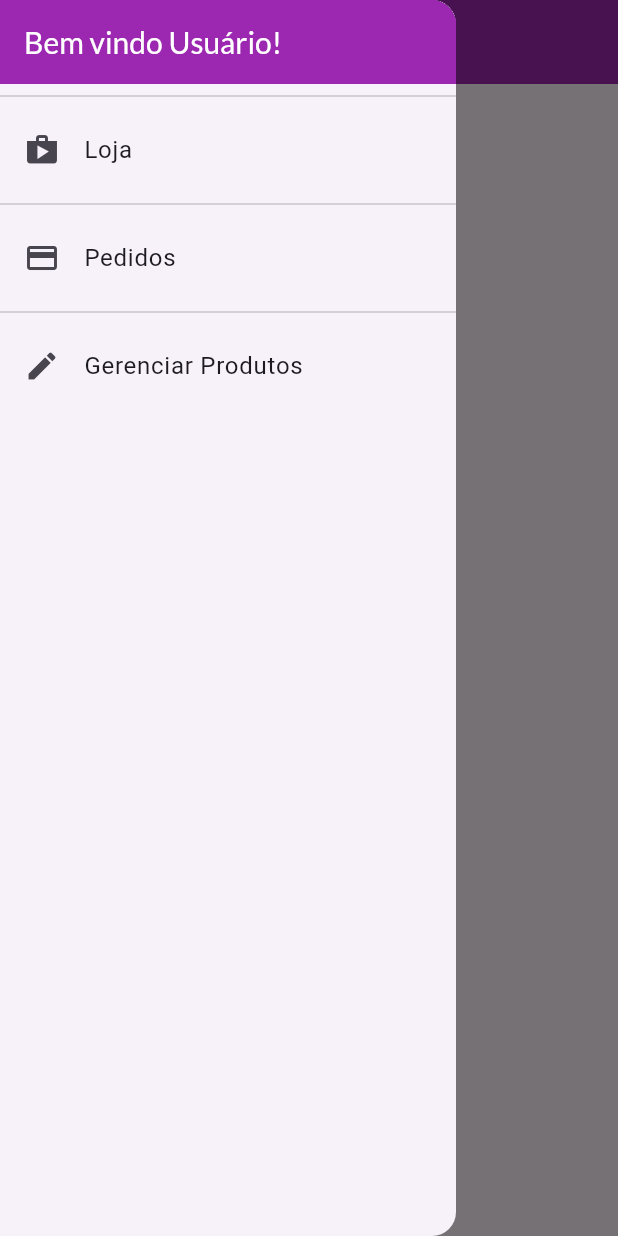
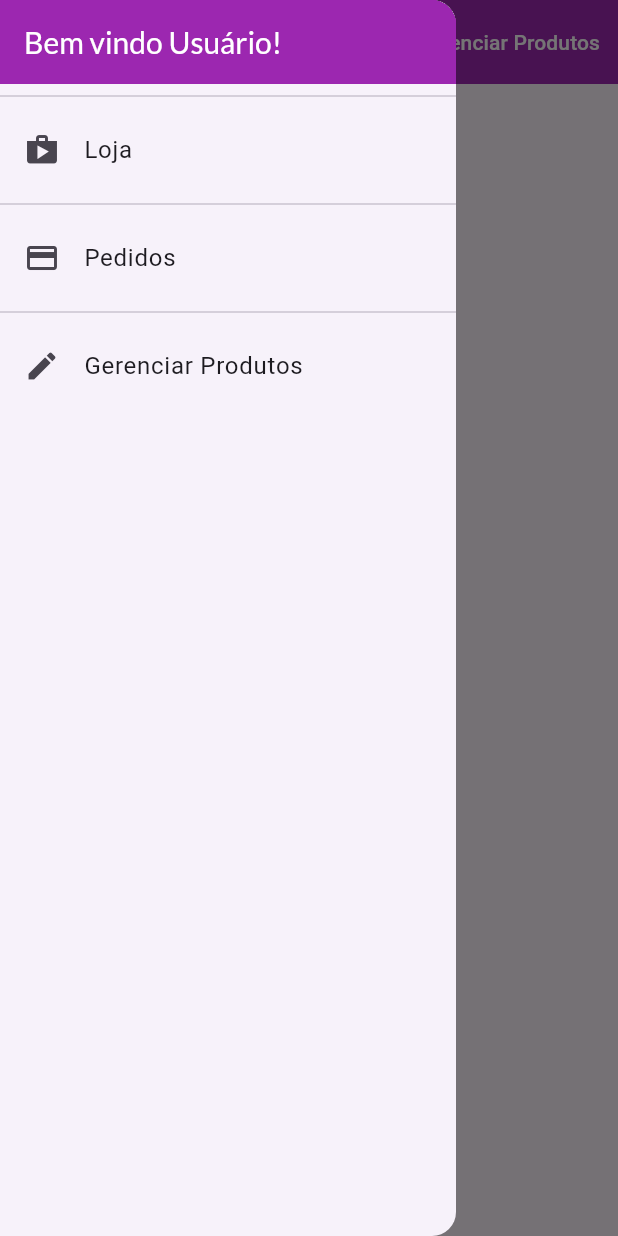
Before and after one commit to ensitec-robson/test-crud-exercise-4, a Flutter app: the OrdersPage screen opened by its route, with the side drawer open, on a phone screen of 412 x 824 dp. Run offline on Flutter 3.47's test engine with Material 3 defaults, Android fonts, the phone set to English and light mode, and no system bars; network calls fail.

Commit message:
feita a responsividade para ambientes desktop e corrigido o bug do pop-up desfazer compra que não sumia após 1 segundo

```diff
--- a/shop/lib/main.dart
+++ b/shop/lib/main.dart
@@ -46,7 +46,6 @@ class MyApp extends StatelessWidget {
             iconTheme: IconThemeData(color: Colors.white),
           ),
         ),
-        // home: ProductsOverviewPage(),
         routes: {
           AppRoutes.HOME: (ctx) => ProductsOverviewPage(),
           AppRoutes.PRODUCT_DETAIL: (ctx) => ProductDetailPage(),
--- a/shop/lib/models/ProductList.dart
+++ b/shop/lib/models/ProductList.dart
@@ -1,3 +1,4 @@
+import 'dart:io';
 import 'dart:convert';
 
 import 'package:flutter/material.dart';
@@ -5,7 +6,9 @@ import 'package:http/http.dart' as http;
 import 'package:shop/models/Product.dart';
 
 class ProductList with ChangeNotifier {
-  final String _baseUrl = 'http://10.0.2.2:8080/products';
+  final String _baseUrl = Platform.isAndroid
+      ? 'http://10.0.2.2:8080/products'
+      : 'http://localhost:8080/products';
 
   List<Product> _items = [];
   bool _showFavoriteOnly = false;
@@ -28,7 +31,6 @@ class ProductList with ChangeNotifier {
     notifyListeners();
   }
 
-  /// Carregar produtos
   Future<void> loadProducts() async {
     final response = await http.get(Uri.parse(_baseUrl));
 
@@ -70,7 +72,6 @@ class ProductList with ChangeNotifier {
     }
   }
 
-  /// CREATE
   Future<void> addProduct(Product product) async {
     final response = await http.post(
       Uri.parse(_baseUrl),
@@ -104,7 +105,6 @@ class ProductList with ChangeNotifier {
     notifyListeners();
   }
 
-  /// UPDATE
   Future<void> updateProduct(Product product) async {
     final index = _items.indexWhere((p) => p.id == product.id);
 
@@ -141,7 +141,6 @@ class ProductList with ChangeNotifier {
     notifyListeners();
   }
 
-  /// DELETE
   Future<void> deleteProduct(Product product) async {
     final index = _items.indexWhere((p) => p.id == product.id);
 
@@ -163,7 +162,6 @@ class ProductList with ChangeNotifier {
     }
   }
 
-  /// FAVORITE (PATCH)
   Future<void> updateFavorite(Product product) async {
     final index = _items.indexWhere((p) => p.id == product.id);
 
--- a/shop/lib/pages/OrdersPage.dart
+++ b/shop/lib/pages/OrdersPage.dart
@@ -3,6 +3,7 @@ import 'package:provider/provider.dart';
 import 'package:shop/components/AppDrawer.dart';
 import 'package:shop/components/Order.dart';
 import 'package:shop/models/OrderList.dart';
+import 'package:shop/utils/AppRoutes.dart';
 
 class OrdersPage extends StatelessWidget {
   const OrdersPage({super.key});
@@ -10,11 +11,45 @@ class OrdersPage extends StatelessWidget {
   @override
   Widget build(BuildContext context) {
     final OrderList orders = Provider.of(context);
+
+    final isDesktop = MediaQuery.of(context).size.width >= 900;
+
     return Scaffold(
       appBar: AppBar(
         title: Text('Meus Pedidos'),
+        actions: [
+          if (isDesktop) ...[
+          TextButton(
+                onPressed: () {
+                  Navigator.of(context).pushReplacementNamed(AppRoutes.HOME);
+                },
+                child: const Text(
+                  'Loja',
+                  style: TextStyle(color: Colors.white),
+                ),
+              ),
+              TextButton(
+              onPressed: () {
+                Navigator.of(context).pushReplacementNamed(AppRoutes.ORDERS);
+              },
+              child: const Text(
+                'Pedidos',
+                style: TextStyle(color: Colors.white),
+              ),
+            ),
+          ],
+            TextButton(
+              onPressed: () {
+                Navigator.of(context).pushReplacementNamed(AppRoutes.PRODUCTS);
+              },
+              child: const Text(
+                'Gerenciar Produtos',
+                style: TextStyle(color: Colors.white),
+              ),
+            ),
+        ],
       ),
-      drawer: AppDrawer(),
+      drawer: isDesktop ? null : AppDrawer(),
       body: ListView.builder(
         itemCount: orders.itemsCount,
         itemBuilder: (ctx, i) => OrderWidget(order: orders.items[i]),
--- a/shop/lib/pages/ProductFormPage.dart
+++ b/shop/lib/pages/ProductFormPage.dart
@@ -78,6 +78,7 @@ class _ProductFormPageState extends State<ProductFormPage> {
 
   @override
   Widget build(BuildContext context) {
+    final isDesktop = MediaQuery.of(context).size.width >= 900;
     return Scaffold(
       appBar: AppBar(
         title: const Text('Formulário de Produto'),
@@ -197,8 +198,8 @@ class _ProductFormPageState extends State<ProductFormPage> {
                     ),
                   ),
                   Container(
-                    height: 100,
-                    width: 100,
+                    height: isDesktop ? 180 : 100,
+                    width: isDesktop ? 180 : 100,
                     margin: const EdgeInsets.only(
                       top: 10,
                       left: 10,
```
Also changed, not shown: shop/lib/components/ProductGrid.dart (+16 -3 lines), shop/lib/components/ProductGridItem.dart (+20 -12 lines), shop/lib/pages/ManageProducts.dart (+34 -1 lines), shop/lib/pages/ProductDetailPage.dart (+9 -6 lines), shop/lib/pages/ProductsOverviewPage.dart (+24 -1 lines), 2 other files.
